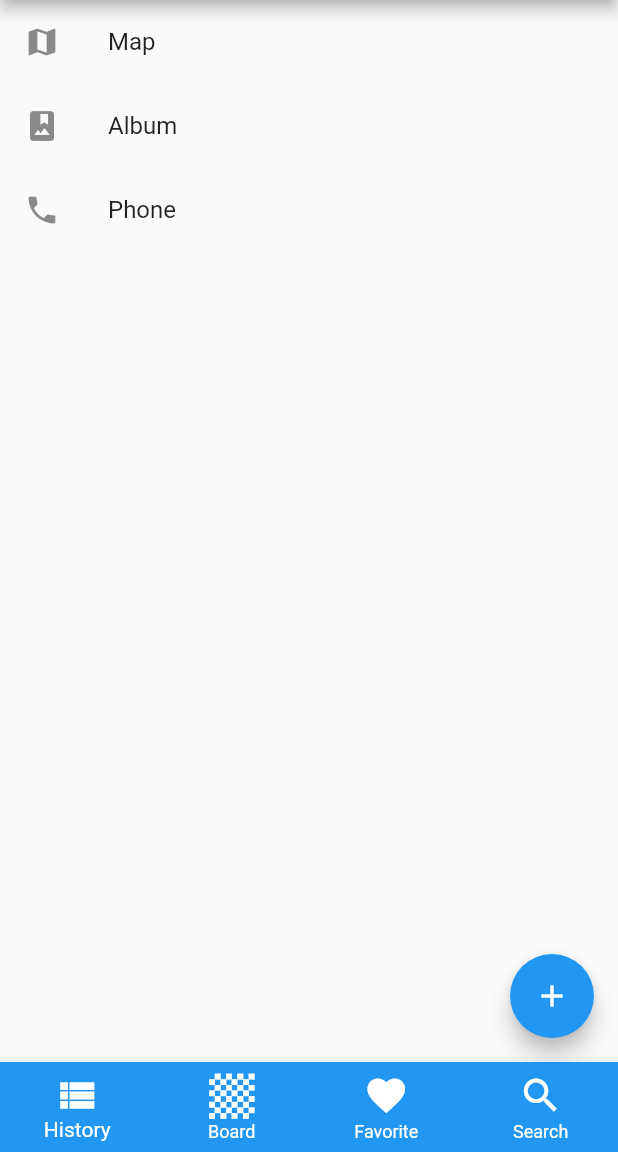
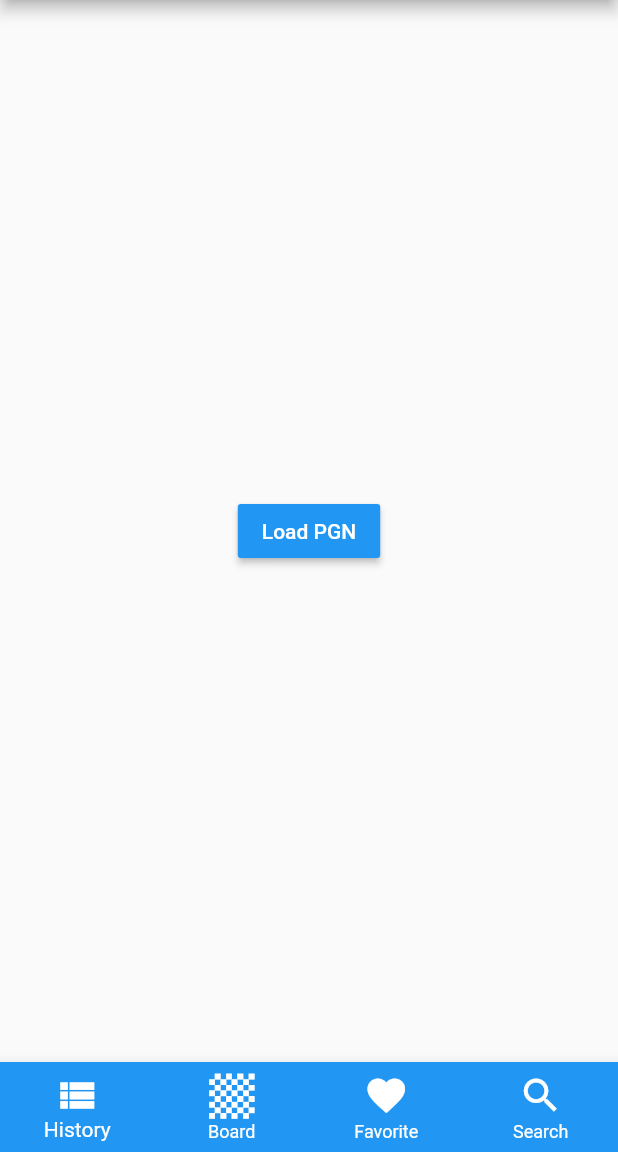
Before and after one commit to alpineQ/PGNalyzer, a Flutter app: the screen it shows after launch, on a phone screen of 412 x 824 dp, the part 84-1236 px from its top. Run offline on Flutter 3.47's test engine with Material 2 defaults, Android fonts, the phone set to English and light mode, and no system bars; our stand-ins replace file_picker; missing offline and left inert: flutter_chess_board.

Commit message:
Added custom empty list button

```diff
--- a/lib/app/screens/history_screen.dart
+++ b/lib/app/screens/history_screen.dart
@@ -12,32 +12,9 @@ class HistoryScreen extends StatefulWidget {
 }
 
 class _HistoryScreenState extends State<HistoryScreen> {
-  final List<ListTile> loadedPGNs = [
-    ListTile(
-      leading: const Icon(Icons.map),
-      title: const Text('Map'),
-      onTap: () {},
-    ),
-    ListTile(
-      leading: const Icon(Icons.photo_album),
-      title: const Text('Album'),
-      onTap: () {},
-    ),
-    ListTile(
-      leading: const Icon(Icons.phone),
-      title: const Text('Phone'),
-      onTap: () {},
-    ),
-  ];
-  @override
-  Widget build(BuildContext context) {
-    return Scaffold(
-      body: ListView.builder(
-        itemBuilder: (_, index) => loadedPGNs[index],
-        itemCount: loadedPGNs.length,
-      ),
-      floatingActionButton: FloatingActionButton(
-        onPressed: () {
+  final List<ListTile> loadedPGNs = [];
+
+  void addPGN() {
     FilePicker.platform.pickFiles(
         allowMultiple: false,
         type: FileType.custom,
@@ -46,17 +23,39 @@ class _HistoryScreenState extends State<HistoryScreen> {
       ListTile newPGN = ListTile(
         leading: const Icon(CustomIcons.chessBoard),
         title: Text(result.files.first.name),
-              onTap: () => ScaffoldMessenger.of(context).showSnackBar(
-                  SnackBar(content: Text(result.files.first.path!))),
+        onTap: () => ScaffoldMessenger.of(context)
+            .showSnackBar(SnackBar(content: Text(result.files.first.path!))),
       );
       setState(() {
         loadedPGNs.add(newPGN);
       });
     });
-        },
+  }
+
+  @override
+  Widget build(BuildContext context) {
+    return Scaffold(
+      body: loadedPGNs.isNotEmpty
+          ? ListView.builder(
+              key: const PageStorageKey('historyList'),
+              itemBuilder: (_, index) => loadedPGNs[index],
+              itemCount: loadedPGNs.length,
+            )
+          : Center(
+              child: MaterialButton(
+                color: Colors.blue,
+                textColor: Colors.white,
+                onPressed: addPGN,
+                child: const Text('Load PGN'),
+              ),
+            ),
+      floatingActionButton: loadedPGNs.isNotEmpty
+          ? FloatingActionButton(
+              onPressed: addPGN,
               tooltip: 'Load PGN',
               child: const Icon(Icons.add),
-      ),
+            )
+          : null,
     );
   }
 }
```
Also changed, not shown: lib/app/screens/board_screen.dart (+10 -12 lines), assets/icons/chessBoard.svg (deleted). Lines whose indentation alone changed are shown as unchanged.
